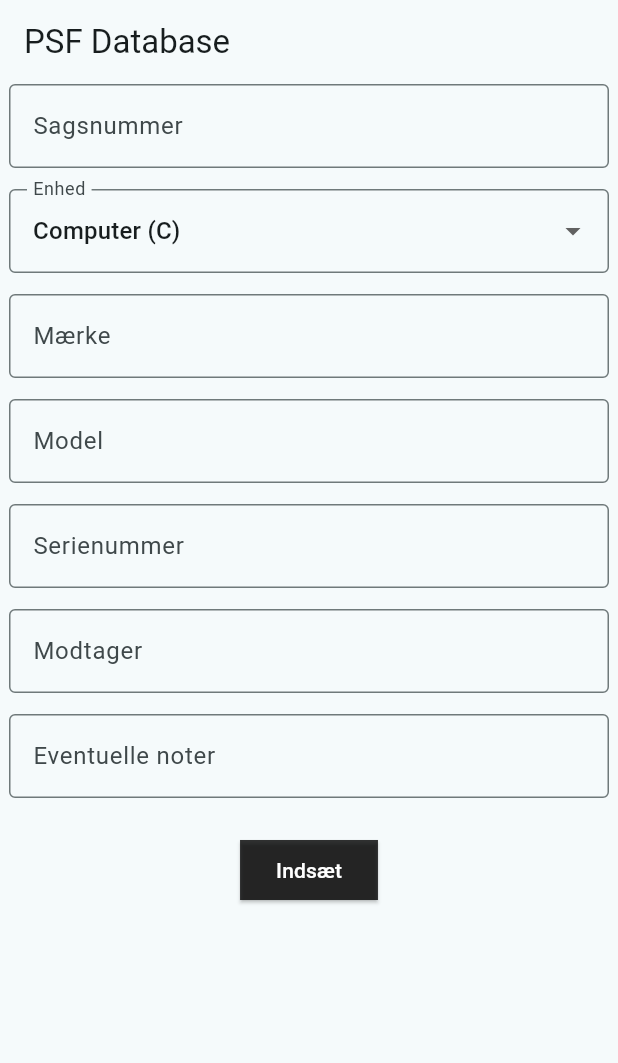
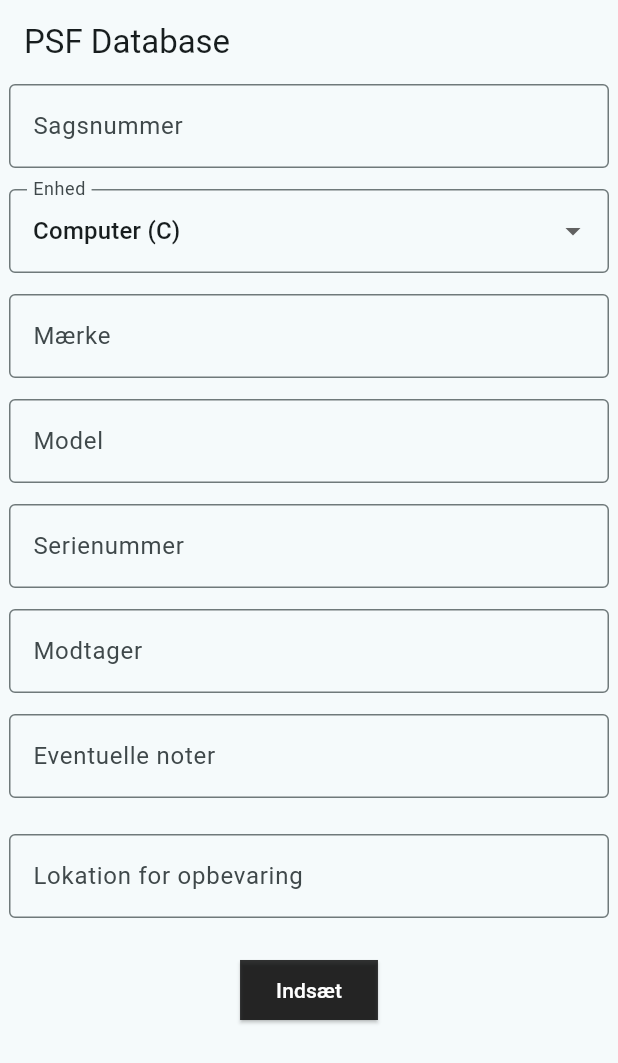
Before and after one commit to abeldenius/psd_db, a Flutter app: the screen it shows after launch, on a phone screen of 412 x 824 dp. Shown: the top 1063 px of the screen. Run offline on Flutter 3.47's test engine with Material 2 defaults, Android fonts, the light colour scheme and no system bars; Roboto replaces fonts that are missing (IBM).

Commit message:
Added location for storage

```diff
--- a/lib/main.dart
+++ b/lib/main.dart
@@ -72,6 +72,7 @@ class _MyHomePageState extends State<MyHomePage> {
     'Afsender': TextEditingController(),
     'Modtager': TextEditingController(),
     'Eventuelle noter': TextEditingController(),
+    'Lokation for opbevaring': TextEditingController(),
   };
 
   String? _selectedValue = "Computer (C)";
@@ -186,6 +187,11 @@ class _MyHomePageState extends State<MyHomePage> {
             const SizedBox(
               height: 20,
             ),
+            buildCustomFormField('Lokation for opbevaring',
+                controllers["Lokation for opbevaring"]!),
+            const SizedBox(
+              height: 20,
+            ),
             ElevatedButton(
               onPressed: () async {
                 if (_formKey.currentState!.validate()) {
```
